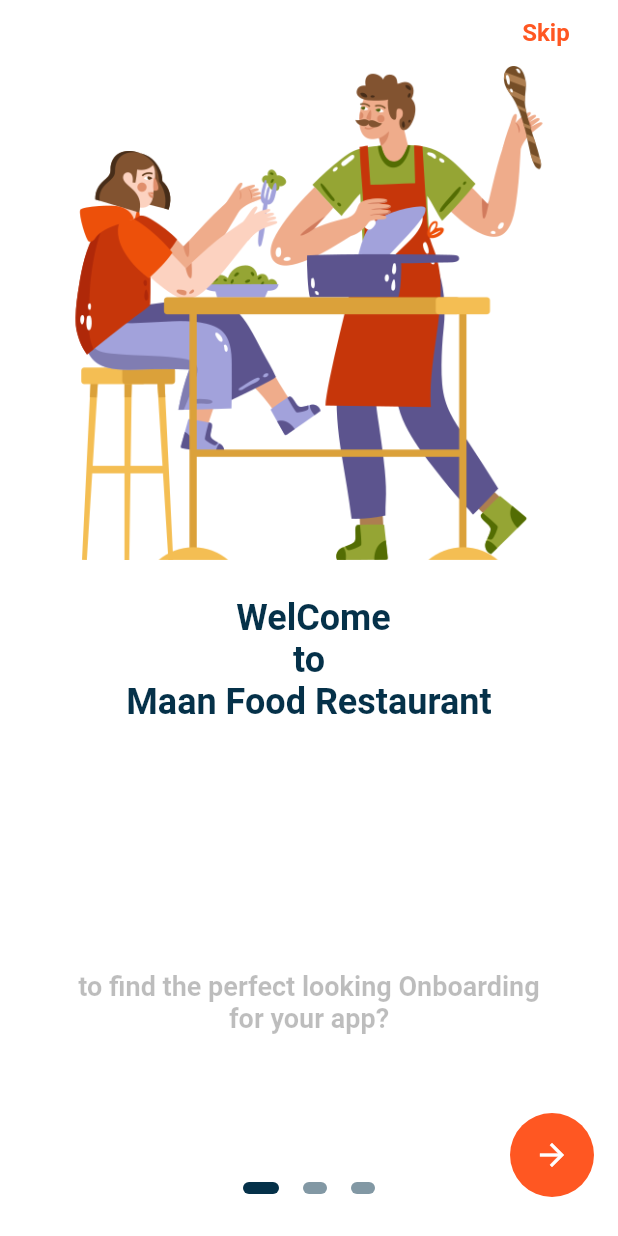
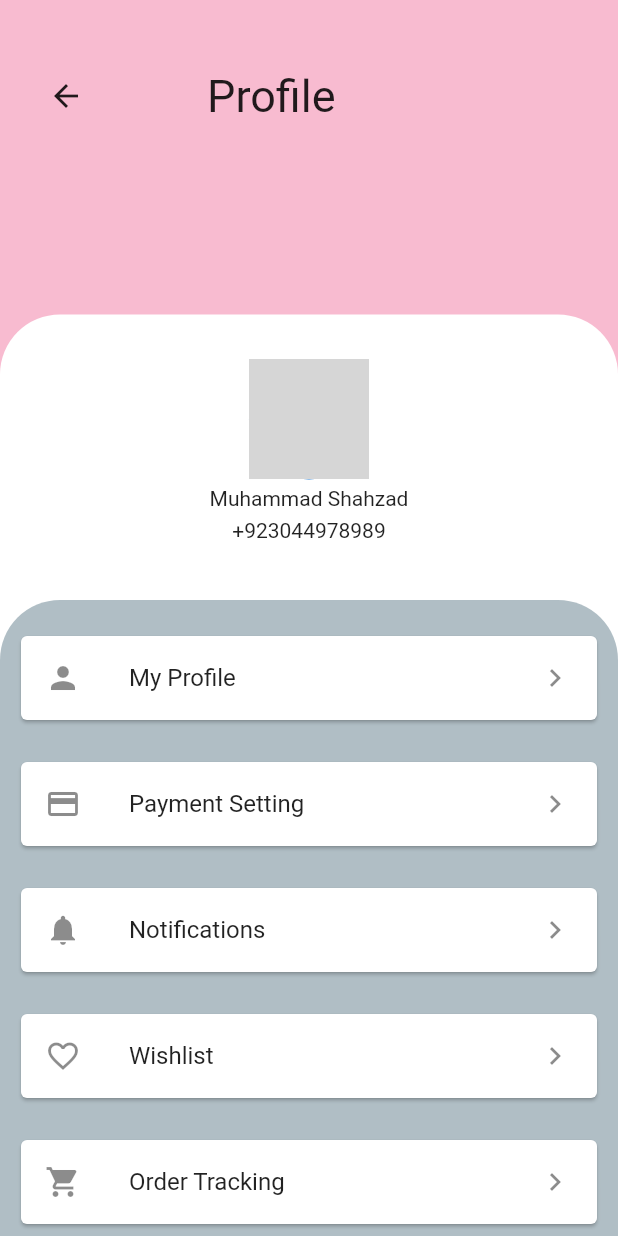
Before and after one commit to shahzadhsp/food_app, a Flutter app: the screen it shows after launch, on a phone screen of 412 x 824 dp. Run offline on Flutter 3.47's test engine with Material 2 defaults, Android fonts, the phone set to English and light mode, and no system bars; drawn by our look-alikes of flutter_onboarding_slider; our stand-ins replace cloud_firestore, firebase_auth, firebase_core, firebase_database, google_maps_flutter, shared_preferences; accounts and stored records are empty; network calls fail; grey boxes are pictures that could not be loaded.

Commit message:
create profile screen

```diff
--- /dev/null
+++ b/lib/Screens/custom_widgets/profile_card.dart
@@ -0,0 +1,25 @@
+import 'package:flutter/material.dart';
+
+class ProfileCard extends StatelessWidget {
+   final String text;
+   IconData icon;
+   VoidCallback? onTap;
+   ProfileCard({super.key,required this.icon,required this.text, this.onTap});
+
+  @override
+  Widget build(BuildContext context) {
+
+    return Padding(
+      padding: const EdgeInsets.symmetric(horizontal: 10.0, vertical: 10.0),
+      child: Card(
+        color: Colors.white,
+        child: ListTile(
+          title: Text(text),
+          leading: Icon(icon),
+          trailing: Icon(Icons.chevron_right),
+          onTap: onTap,
+        ),
+      ),
+    );
+  }
+}
--- /dev/null
+++ b/lib/Screens/main_profile.dart
@@ -0,0 +1,140 @@
+import 'package:firebase_database/firebase_database.dart';
+import 'package:firebase_database/ui/firebase_animated_list.dart';
+import 'package:flutter/material.dart';
+import 'package:food_app/Screens/checkout_screen.dart';
+import 'package:food_app/Screens/custom_widgets/profile_card.dart';
+import 'package:food_app/Screens/user_profile.dart';
+import 'package:provider/provider.dart';
+import '../provider/home_provider.dart';
+
+class MainProfile extends StatefulWidget {
+  const MainProfile({super.key});
+
+  @override
+  State<MainProfile> createState() => _MainProfileState();
+}
+
+class _MainProfileState extends State<MainProfile> {
+  @override
+  Widget build(BuildContext context) {
+    double height =
+        MediaQuery.of(context).size.height - kBottomNavigationBarHeight;
+    double width = MediaQuery.of(context).size.width;
+
+
+
+    return SafeArea(
+        child: Scaffold(
+      body: Stack(
+        children: [
+          Container(
+            height: height,
+            width: width,
+            color: Colors.pink.shade100,
+          ),
+          Container(
+              height: height * 0.2,
+              width: width,
+              decoration: BoxDecoration(
+                color: Colors.pink.shade100,
+                borderRadius: BorderRadius.only(
+                  bottomLeft: Radius.circular(40),
+                  bottomRight: Radius.circular(40),
+                ),
+              ),
+              child: Column(children: [
+                SizedBox(height: 40),
+                Padding(
+                    padding: const EdgeInsets.only(left: 20),
+                    child: Row(children: [
+                      IconButton(
+                          onPressed: () {
+                            Navigator.pop(context);
+                          },
+                          icon: Icon(Icons.arrow_back)),
+                      SizedBox(
+                        width: 70,
+                      ),
+                      Text('Profile', style: TextStyle(fontSize: 30)),
+                    ]))
+              ])),
+          Positioned(
+            bottom: 0,
+            child: Container(
+              height: height * 0.8,
+              width: width,
+              //  color: Colors.white,
+              decoration: BoxDecoration(
+                color: Colors.white,
+                borderRadius: BorderRadius.only(
+                  topLeft: Radius.circular(40),
+                  topRight: Radius.circular(40),
+                ),
+              ),
+              child: Column(
+                children: [
+                  SizedBox(
+                    height: 30,
+                  ),
+                  CircleAvatar(
+                    radius: 40,
+                    backgroundImage: NetworkImage(
+                        'https://images.unsplash.com/photo-1519456264917-42d0aa2e0625?ixlib=rb-4.0.3&ixid=M3wxMjA3fDB8MHxwaG90by1wYWdlfHx8fGVufDB8fHx8fA%3D%3D&auto=format&fit=crop&w=1470&q'),
+                  ),
+                  SizedBox(
+                    height: 5,
+                  ),
+                  Text('Muhammad Shahzad'),
+                  SizedBox(
+                    height: 5,
+                  ),
+                  Text('+923044978989'),
+                ],
+              ),
+            ),
+          ),
+          Padding(
+            padding: const EdgeInsets.only(top: 400),
+            child: Container(
+              height: height * .7,
+              width: width,
+              decoration: BoxDecoration(
+                color: Colors.blueGrey.shade200,
+                borderRadius: BorderRadius.only(
+                  topLeft: Radius.circular(40),
+                  topRight: Radius.circular(40),
+                ),
+              ),
+              child: ListView(
+                children: [
+                  SizedBox(
+                    height: 10,
+                  ),
+                  ProfileCard(
+                    icon: Icons.person,
+                    text: 'My Profile',
+                    onTap: () {
+                      print('user profile');
+                      Navigator.push(
+                          context,
+                          MaterialPageRoute(
+                            builder: (context) => UserProfile(),
+                          ));
+                    },
+                  ),
+                  ProfileCard(icon: Icons.credit_card, text: 'Payment Setting'),
+                  ProfileCard(icon: Icons.notifications, text: 'Notifications'),
+                  ProfileCard(
+                      icon: Icons.favorite_border_outlined, text: 'Wishlist'),
+                  ProfileCard(
+                      icon: Icons.shopping_cart, text: 'Order Tracking '),
+                  ProfileCard(icon: Icons.logout, text: 'Logout')
+                ],
+              ),
+            ),
+          )
+        ],
+      ),
+    ));
+  }
+}
--- a/lib/main.dart
+++ b/lib/main.dart
@@ -1,14 +1,13 @@
 import 'package:firebase_core/firebase_core.dart';
 import 'package:flutter/material.dart';
+import 'package:food_app/Screens/main_profile.dart';
 import 'package:food_app/firebase_options.dart';
 
 import 'package:food_app/provider/home_provider.dart';
 import 'package:food_app/provider/wish_list_provider.dart';
 import 'package:provider/provider.dart';
 
-import 'Screens/home_screen.dart';
 
-import 'Screens/onboardingscreen.dart';
 
 main() async {
 
@@ -35,7 +34,7 @@ class MyApp extends StatelessWidget {
       ],
       child: MaterialApp(
         debugShowCheckedModeBanner: false,
-        home: OnBoardingScreen(),
+        home: MainProfile(),
       ),
     );
   }
```
Also changed, not shown: lib/Screens/cart_screen.dart (+7 -8 lines), lib/Screens/user_profile.dart (added, +140 -0 lines), lib/Screens/widgets/profile_textformfield.dart (added, +23 -0 lines).
